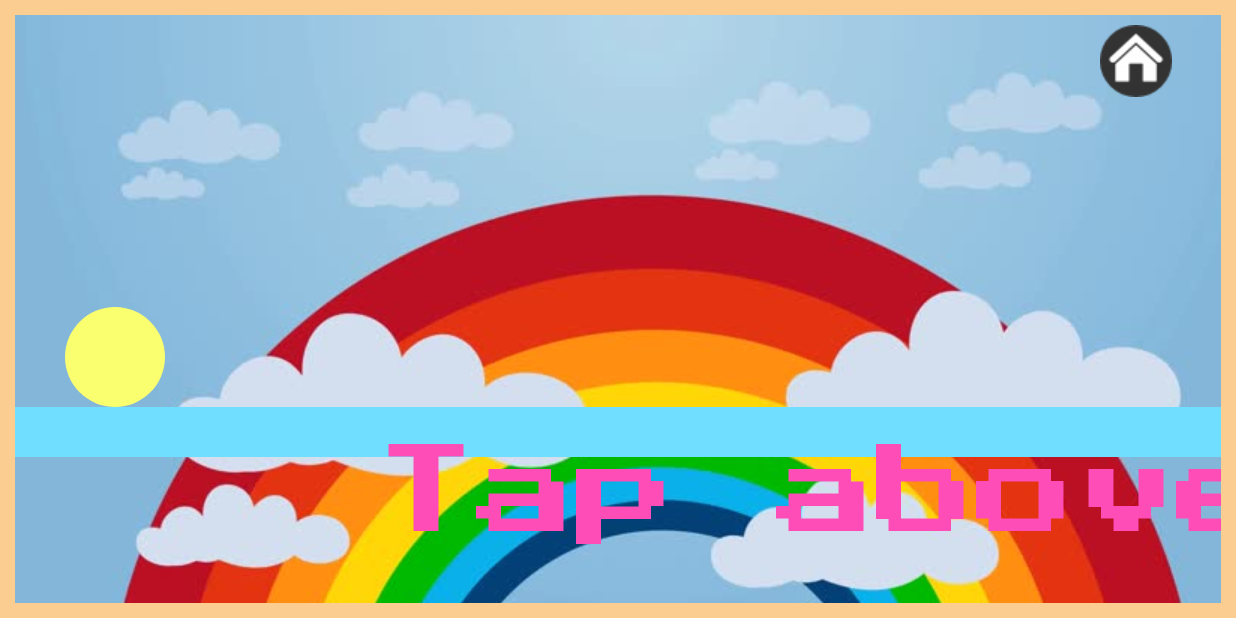
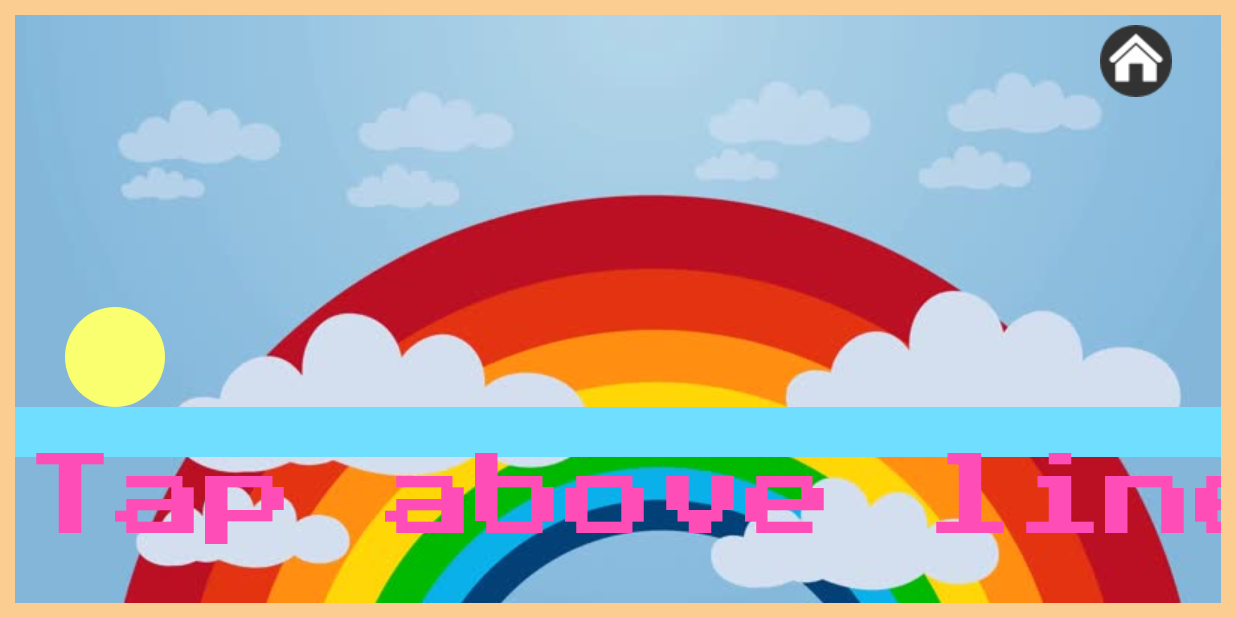
Before and after one commit to Ram-20062003/bounce, an Android app: the MainActivity screen opened directly, with no data from a screen before it, on a phone screen of 824 x 412 dp (held sideways). Run offline under Robolectric (Android 15) with nearby library versions, the phone set to English and light mode, and no system bars; Roboto replaces fonts that are not available here.

Commit message:
A Endless bouncing game with walls approaching towards the ball(App version of dino-game in google)

```diff
--- a/app/src/main/java/Views/Jump_View.java
+++ b/app/src/main/java/Views/Jump_View.java
@@ -86,7 +86,7 @@ public class Jump_View extends View {
         paint_ball=new Paint();
         paint_text=new Paint();
         paint_text.setColor(Color.parseColor("#ff4db8"));
-        paint_text.setTextSize(100);
+        paint_text.setTextSize(90);
         paint_ball.setColor(Color.parseColor("#faff70"));
         paint.setColor(Color.parseColor("#70deff"));
         paint.setTextSize(100);
@@ -115,7 +115,7 @@ public class Jump_View extends View {
 
         if(start==0){
             cy=rect.top-rad;
-            canvas.drawText("Tap above line to Play",30*getWidth()/100,9*getHeight()/10,paint_text);
+            canvas.drawText("Tap above line to Play",10,9*getHeight()/10,paint_text);
 
         }
         if(start==2)
```
